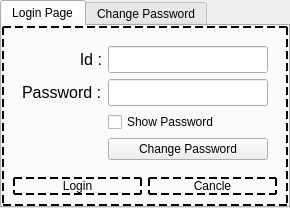
First picture: the form in UI_Files/passwordWindow.ui, repository listpplo/AtopRobo, before the edit.
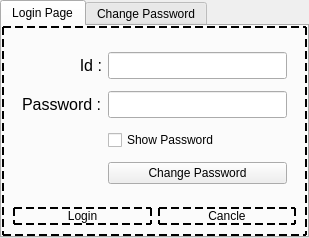
Second picture: the form after the edit. The open tabs and pages were chosen to show the change. Icons and pictures are not drawn.

Patch:
```diff
--- a/UI_Files/passwordWindow.ui
+++ b/UI_Files/passwordWindow.ui
@@ -7,7 +7,7 @@
     <x>0</x>
     <y>0</y>
     <width>309</width>
-    <height>0</height>
+    <height>238</height>
    </rect>
   </property>
   <property name="windowTitle">
```
Left out of the diff: 16 changed lines with no effect on the pictures.
